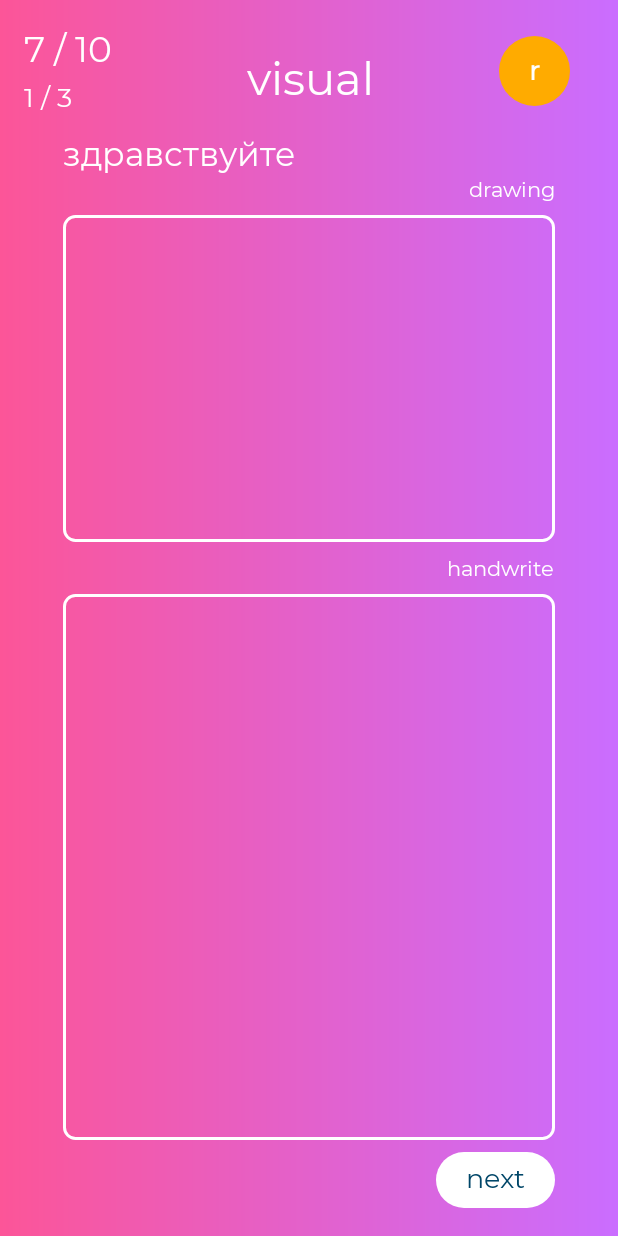
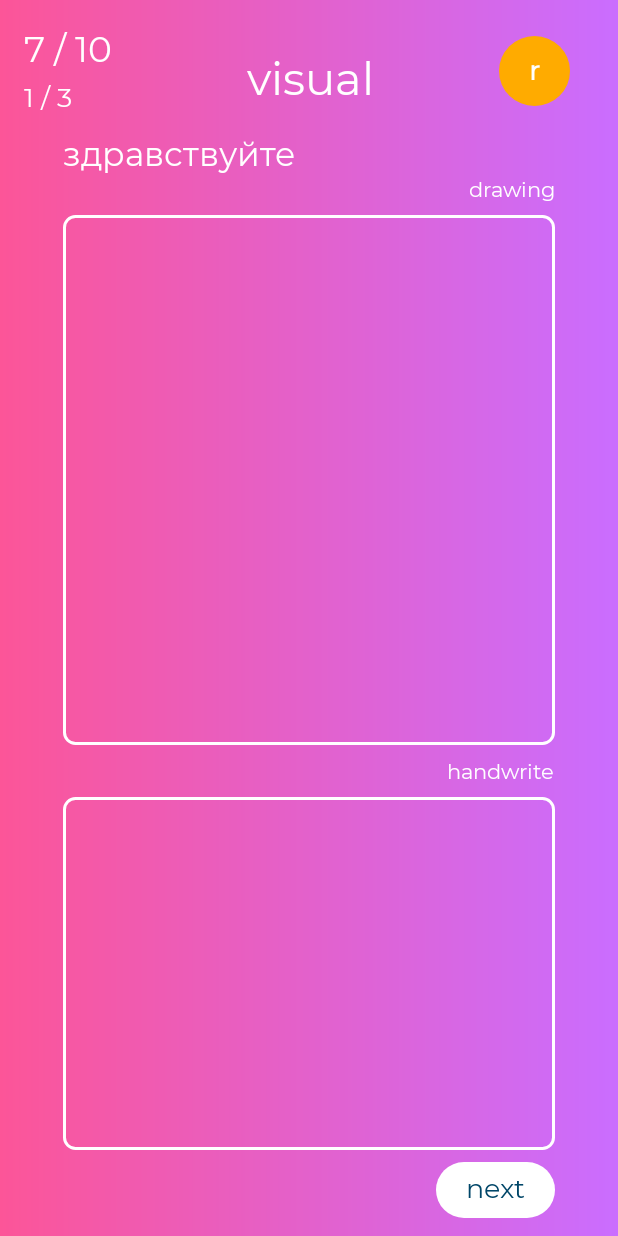
Before and after one commit to harrysullivan235345/langsy-client, an Android app: the VisualLearningActivity screen opened directly, with no data from a screen before it, on a phone screen of 412 x 824 dp. Run offline under Robolectric (Android 15) with nearby library versions, the phone set to English and light mode, and no system bars.

Commit message:
resize drawing box visual learning

```diff
--- a/app/src/main/res/layout/activity_visual_learning.xml
+++ b/app/src/main/res/layout/activity_visual_learning.xml
@@ -94,7 +94,7 @@
         <androidx.constraintlayout.widget.ConstraintLayout
             android:layout_width="match_parent"
             android:layout_height="wrap_content"
-            android:layout_weight="0.6">
+            android:layout_weight="1.5">
 
             <ga.harrysullivan.langsy.components.PaintView
                 android:id="@+id/paintView2"
```
